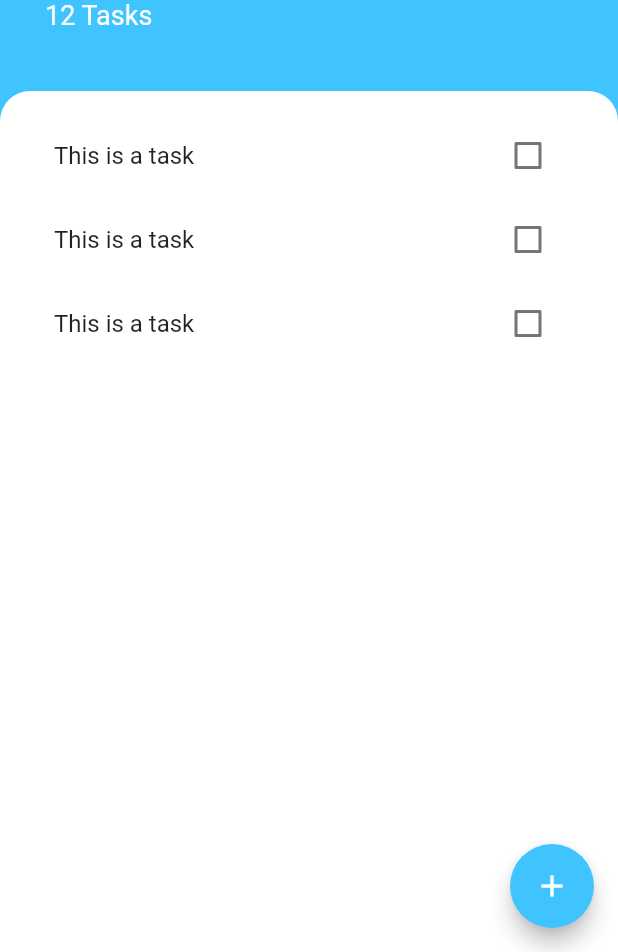
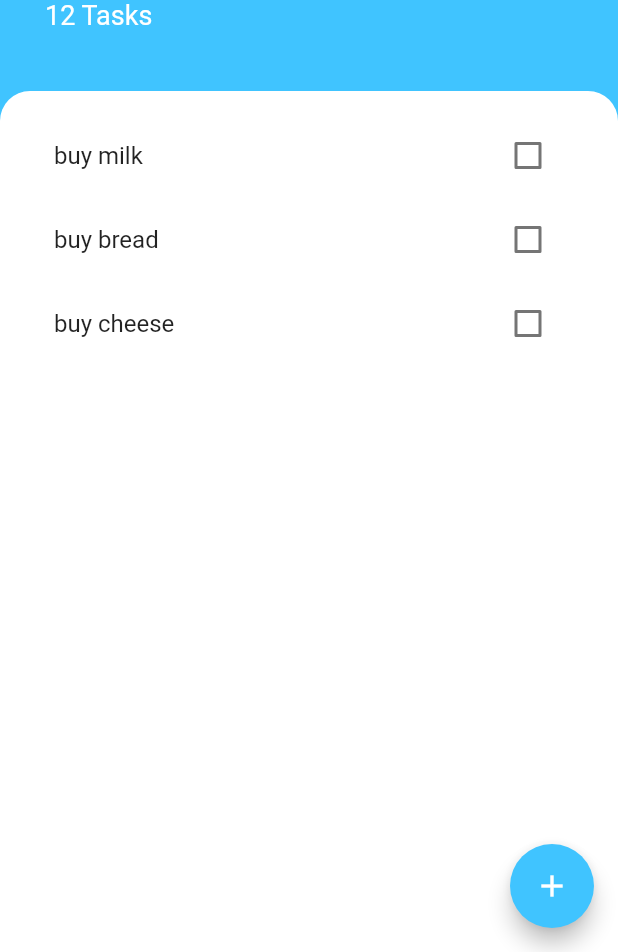
Before and after one commit to harleenkaurchadha/todoey-todo-app, a Flutter app: the screen it shows after launch, on a phone screen of 412 x 824 dp, the part 284-1236 px from its top. Run offline on Flutter 3.47's test engine with Material 2 defaults, Android fonts, the phone set to English and light mode, and no system bars.

Commit message:
making dynamic to do list

```diff
--- /dev/null
+++ b/lib/models/task.dart
@@ -0,0 +1,10 @@
+class Task {
+  final String name;
+  bool isDone;
+
+  Task({this.name, this.isDone = false});
+
+  void toggleDone(){
+    isDone = !isDone;
+  }
+}
--- a/lib/widgets/task_list.dart
+++ b/lib/widgets/task_list.dart
@@ -1,14 +1,35 @@
 import 'package:flutter/material.dart';
 import '../widgets/task_tile.dart';
+import '../models/task.dart';
 
-class TaskList extends StatelessWidget {
-   @override
+class TaskList extends StatefulWidget {
+
+  @override
+  _TaskListState createState() => _TaskListState();
+}
+
+class _TaskListState extends State<TaskList> {
+  List<Task> tasks = [
+    Task(name: 'buy milk'),
+    Task(name: 'buy bread'),
+    Task(name: 'buy cheese'),
+  ];
+
+  @override
   Widget build(BuildContext context) {
-    return ListView(
-      children: [
-        TaskTile(),
-        TaskTile(),
-        TaskTile(),
-      ],);
+    return ListView.builder(
+        itemBuilder: (context, index) {
+          return TaskTile(
+            taskTitle: tasks[index].name,
+            isChecked: tasks[index].isDone,
+            checkboxCallback: (checkboxState) {
+              setState(() {
+                tasks[index].toggleDone();
+              });
+            },
+          );
+        },
+        itemCount: tasks.length,
+    );
   }
 }
--- a/lib/widgets/task_tile.dart
+++ b/lib/widgets/task_tile.dart
@@ -1,43 +1,26 @@
 import 'package:flutter/material.dart';
 
-class TaskTile extends StatefulWidget {
-  @override
-  _TaskTileState createState() => _TaskTileState();
-}
+class TaskTile extends StatelessWidget {
+  final String taskTitle;
+  final bool isChecked;
+  final Function checkboxCallback;
 
-class _TaskTileState extends State<TaskTile> {
-  bool isChecked = false;
+  TaskTile({this.taskTitle, this.isChecked, this.checkboxCallback});
 
   @override
   Widget build(BuildContext context) {
     return ListTile(
       title: Text(
-        'This is a task',
+        taskTitle,
          style: TextStyle(
            decoration: isChecked ? TextDecoration.lineThrough : null,
          ),
+     ),
+      trailing: Checkbox(
+        activeColor: Colors.lightBlueAccent,
+        value: isChecked,
+        onChanged: checkboxCallback,
       ),
-      trailing: TaskCheckbox(checkboxState: isChecked, toggleCheckboxState: (newValue){
-        setState(() {
-          isChecked = newValue;
-        });
-      },),
     );
   }
 }
-
-class TaskCheckbox extends StatelessWidget {
-
-  final bool checkboxState;
-  final Function toggleCheckboxState;
-  TaskCheckbox({this.checkboxState, this.toggleCheckboxState});
-
-  @override
-  Widget build(BuildContext context) {
-    return Checkbox(
-      activeColor: Colors.lightBlueAccent,
-      value: checkboxState,
-       onChanged: toggleCheckboxState,
-    );
-  }
-}
```
